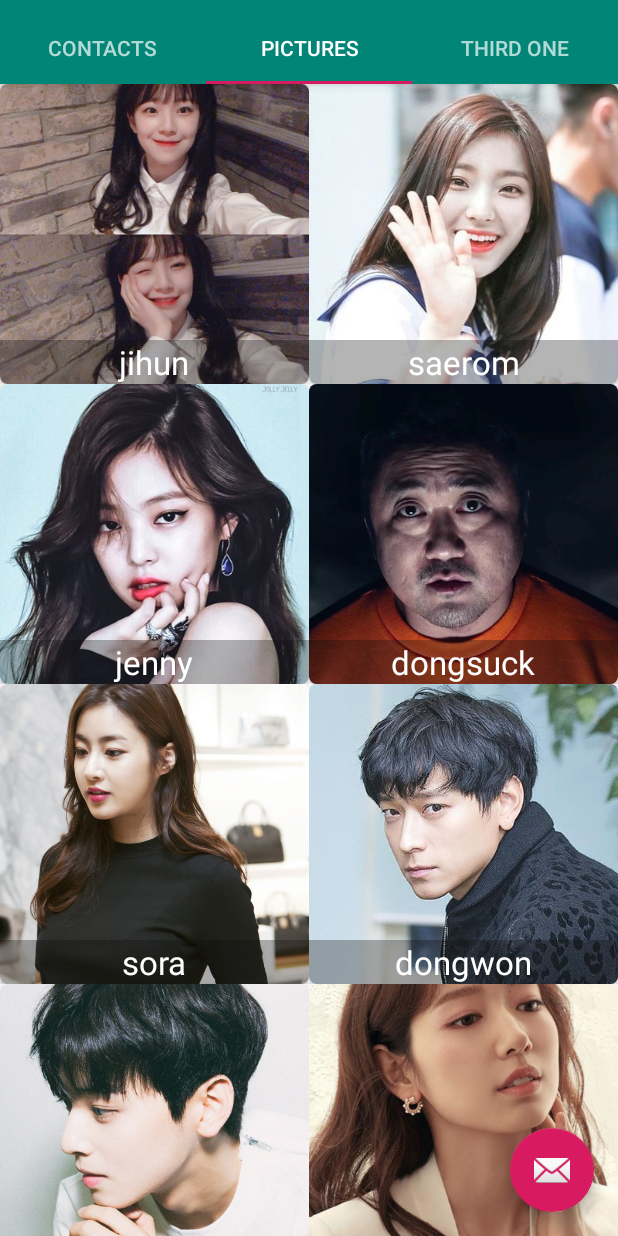
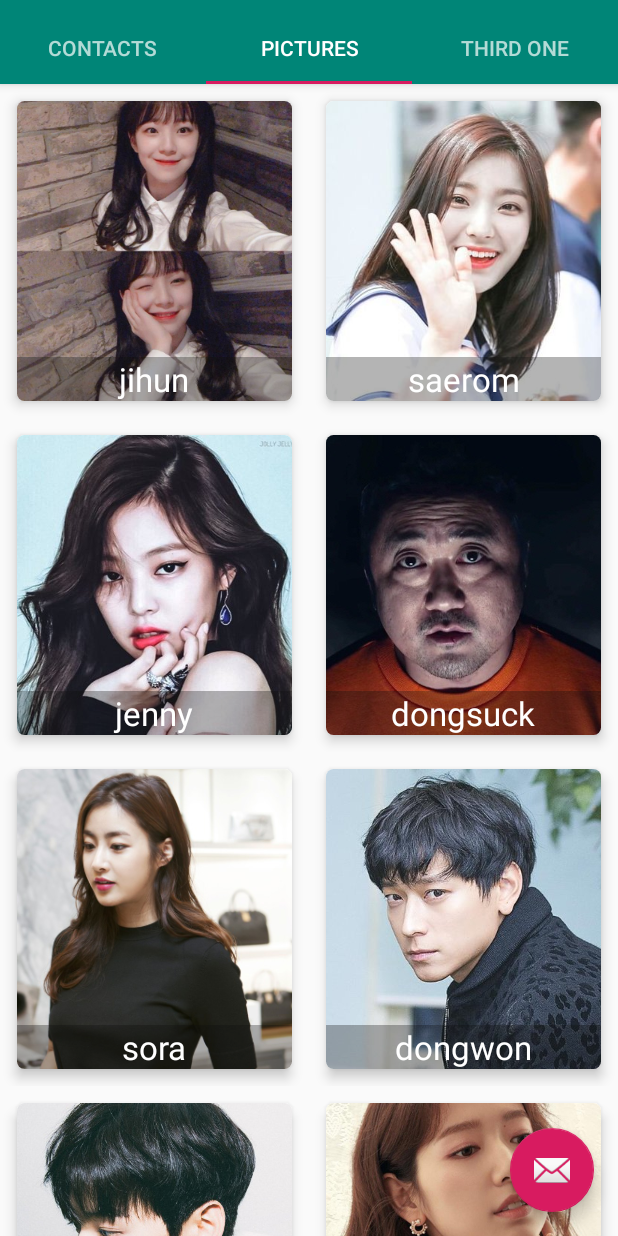
Before and after one commit to quino0627/cs496-1st-android, an Android app: the screen it shows after launch (MainActivity), tab 2 chosen, on a phone screen of 412 x 824 dp. Run offline under Robolectric (Android 15) with nearby library versions, the phone set to English and light mode, and no system bars; 3 statements that could not run were skipped.

Commit message:
fix_bugs

```diff
--- a/TabBarSample/app/src/main/res/layout/gallery_view.xml
+++ b/TabBarSample/app/src/main/res/layout/gallery_view.xml
@@ -9,7 +9,8 @@
             android:layout_width="match_parent"
             android:layout_height="200dp"
             app:cardCornerRadius="5dp"
-            app:cardElevation="5dp">
+            app:cardElevation="5dp"
+            android:layout_margin="11dp">
         <RelativeLayout android:layout_width="match_parent" android:layout_height="match_parent">
 
             <ImageView
```
